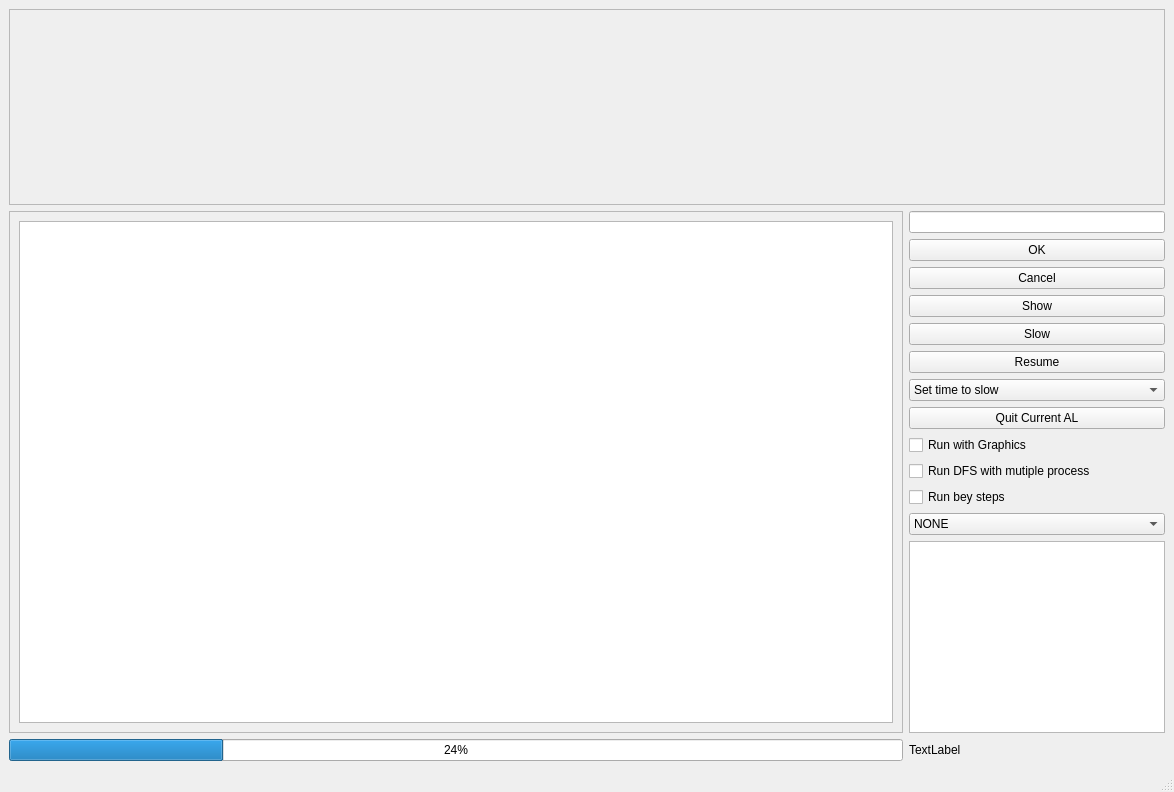
Before: the Qt Designer form GUI.ui in bchuh/AI_project, drawn with Qt 5.
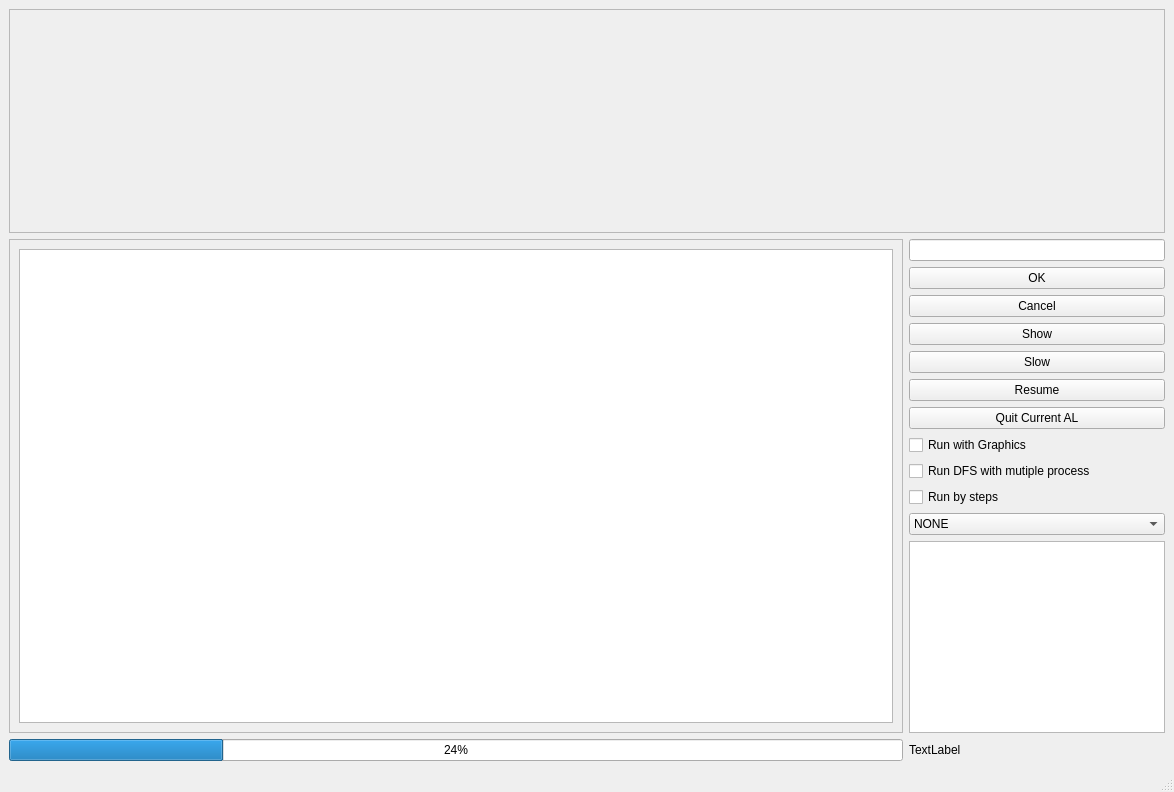
After: the same form once the commit is applied.

What changed in the file:
```diff
--- a/GUI.ui
+++ b/GUI.ui
@@ -62,30 +62,6 @@
         </property>
        </widget>
       </item>
-      <item>
-       <widget class="QComboBox" name="comboBox_2">
-        <item>
-         <property name="text">
-          <string>Set time to slow</string>
-         </property>
-        </item>
-        <item>
-         <property name="text">
-          <string>5</string>
-         </property>
-        </item>
-        <item>
-         <property name="text">
-          <string>10</string>
-         </property>
-        </item>
-        <item>
-         <property name="text">
-          <string>100</string>
-         </property>
-        </item>
-       </widget>
-      </item>
       <item>
        <widget class="QPushButton" name="QUIT">
         <property name="text">
@@ -110,7 +86,7 @@
       <item>
        <widget class="QCheckBox" name="checkBox_3">
         <property name="text">
-         <string>Run bey steps</string>
+         <string>Run by steps</string>
         </property>
        </widget>
       </item>
@@ -187,7 +163,7 @@
          <x>0</x>
          <y>0</y>
          <width>867</width>
-         <height>572</height>
+         <height>532</height>
         </rect>
        </property>
        <layout class="QHBoxLayout" name="horizontalLayout_2">
@@ -244,7 +220,7 @@
          <x>0</x>
          <y>0</y>
          <width>1148</width>
-         <height>105</height>
+         <height>145</height>
         </rect>
        </property>
        <layout class="QHBoxLayout" name="horizontalLayout_3">
```
